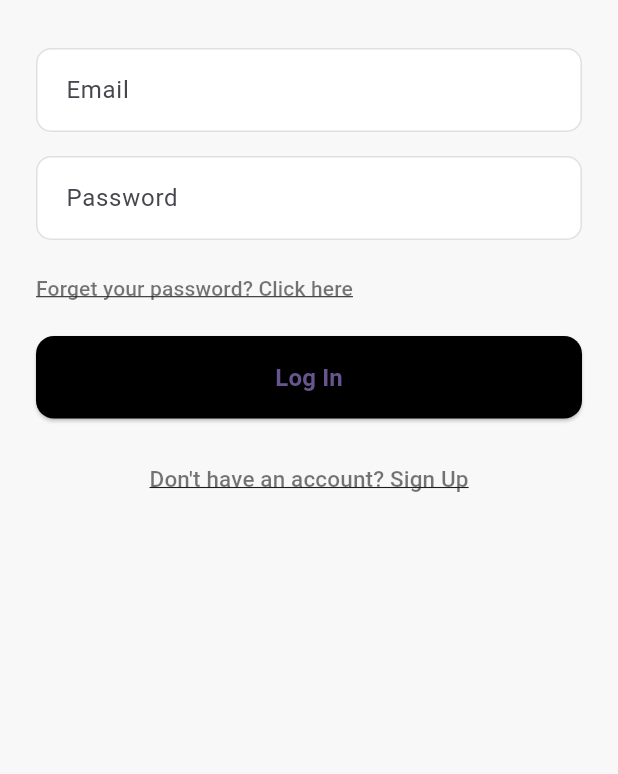
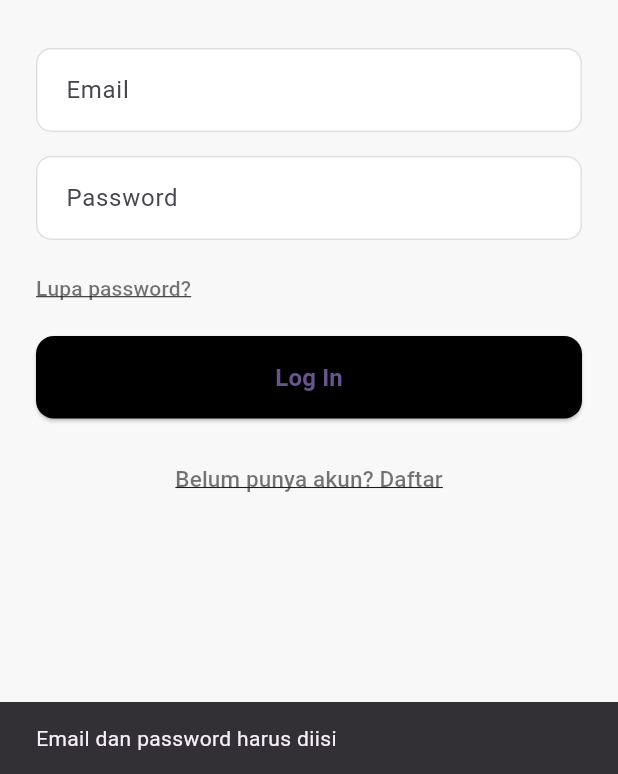
Before and after one commit to RafhiSadipta/Porsiku-Nutrition-Estimation-Tracker, a Flutter app: the LoginPage screen opened directly, after a tap on "Log In", on a phone screen of 412 x 824 dp, the part 462-1236 px from its top. Run offline on Flutter 3.47's test engine with Material 3 defaults, Android fonts, the phone set to English and light mode, and no system bars; our stand-ins replace camera, image_picker, permission_handler; missing offline and left inert: gal.

Commit message:
integrasi login regis

```diff
--- a/porsiku/lib/authentication/login.dart
+++ b/porsiku/lib/authentication/login.dart
@@ -1,8 +1,97 @@
 import 'package:flutter/material.dart';
+import 'package:http/http.dart' as http;
+import 'dart:convert';
+
 import 'signup.dart';
+// import 'homepage.dart'; // Uncomment jika ada halaman HomePage
 
-class LoginPage extends StatelessWidget {
+class LoginPage extends StatefulWidget {
   const LoginPage({super.key});
+
+  @override
+  State<LoginPage> createState() => _LoginPageState();
+}
+
+class _LoginPageState extends State<LoginPage> {
+  final emailController = TextEditingController();
+  final passwordController = TextEditingController();
+  bool isLoading = false;
+
+  Future<void> login() async {
+    final email = emailController.text.trim();
+    final password = passwordController.text.trim();
+
+    if (email.isEmpty || password.isEmpty) {
+      ScaffoldMessenger.of(context).showSnackBar(
+        const SnackBar(content: Text("Email dan password harus diisi")),
+      );
+      return;
+    }
+
+    setState(() {
+      isLoading = true;
+    });
+
+    try {
+      final url = Uri.parse('http://10.0.2.2:8080/api/login');
+      final response = await http.post(
+        url,
+        headers: {'Content-Type': 'application/json'},
+        body: jsonEncode({'email': email, 'password': password}),
+      );
+
+      if (response.statusCode == 200) {
+        final data = jsonDecode(response.body);
+        final token = data['token'];
+
+        ScaffoldMessenger.of(
+          context,
+        ).showSnackBar(const SnackBar(content: Text("Login berhasil!")));
+
+        // TODO: Simpan token ke SharedPreferences
+
+        // Navigasi ke halaman utama setelah login berhasil
+        // Navigator.pushReplacement(
+        //   context,
+        //   MaterialPageRoute(builder: (context) => const HomePage()),
+        // );
+
+        print("Login sukses. Token: $token");
+      } else {
+        final error = jsonDecode(response.body)['error'] ?? "Login gagal";
+        ScaffoldMessenger.of(
+          context,
+        ).showSnackBar(SnackBar(content: Text(error)));
+      }
+    } catch (e) {
+      ScaffoldMessenger.of(context).showSnackBar(
+        const SnackBar(content: Text("Gagal terhubung ke server.")),
+      );
+    } finally {
+      if (mounted) {
+        setState(() {
+          isLoading = false;
+        });
+      }
+    }
+  }
+
+  InputDecoration _inputDecoration(String hint) {
+    return InputDecoration(
+      hintText: hint,
+      filled: true,
+      fillColor: Colors.white,
+      contentPadding: const EdgeInsets.symmetric(vertical: 16, horizontal: 16),
+      border: OutlineInputBorder(
+        borderRadius: BorderRadius.circular(10),
+        borderSide: const BorderSide(color: Colors.black12),
+      ),
+      enabledBorder: OutlineInputBorder(
+        borderRadius: BorderRadius.circular(10),
+        borderSide: const BorderSide(color: Colors.black12),
+      ),
+    );
+  }
 
   @override
   Widget build(BuildContext context) {
@@ -11,10 +100,8 @@ class LoginPage extends StatelessWidget {
       body: SafeArea(
         child: Center(
           child: SingleChildScrollView(
-            child: Padding(
-              padding: const EdgeInsets.symmetric(horizontal: 24.0),
+            padding: const EdgeInsets.symmetric(horizontal: 24),
             child: Column(
-                mainAxisAlignment: MainAxisAlignment.center,
               children: [
                 const SizedBox(height: 80),
                 const Text(
@@ -33,58 +120,27 @@ class LoginPage extends StatelessWidget {
                   textAlign: TextAlign.center,
                 ),
                 const SizedBox(height: 32),
-                  // Email
                 TextField(
-                    decoration: InputDecoration(
-                      hintText: 'Email',
-                      filled: true,
-                      fillColor: Colors.white,
-                      contentPadding: const EdgeInsets.symmetric(
-                        vertical: 16,
-                        horizontal: 16,
-                      ),
-                      border: OutlineInputBorder(
-                        borderRadius: BorderRadius.circular(10),
-                        borderSide: const BorderSide(color: Colors.black12),
-                      ),
-                      enabledBorder: OutlineInputBorder(
-                        borderRadius: BorderRadius.circular(10),
-                        borderSide: const BorderSide(color: Colors.black12),
-                      ),
-                    ),
+                  controller: emailController,
+                  decoration: _inputDecoration('Email'),
+                  keyboardType: TextInputType.emailAddress,
                 ),
                 const SizedBox(height: 16),
-                  // Password
                 TextField(
+                  controller: passwordController,
                   obscureText: true,
-                    decoration: InputDecoration(
-                      hintText: 'Password',
-                      filled: true,
-                      fillColor: Colors.white,
-                      contentPadding: const EdgeInsets.symmetric(
-                        vertical: 16,
-                        horizontal: 16,
-                      ),
-                      border: OutlineInputBorder(
-                        borderRadius: BorderRadius.circular(10),
-                        borderSide: const BorderSide(color: Colors.black12),
-                      ),
-                      enabledBorder: OutlineInputBorder(
-                        borderRadius: BorderRadius.circular(10),
-                        borderSide: const BorderSide(color: Colors.black12),
-                      ),
-                    ),
+                  decoration: _inputDecoration('Password'),
                 ),
                 const SizedBox(height: 8),
                 Align(
                   alignment: Alignment.centerLeft,
                   child: TextButton(
                     onPressed: () {
-                        // TODO: Navigate to forget password
+                      // TODO: Implementasi lupa password
                     },
                     style: TextButton.styleFrom(padding: EdgeInsets.zero),
                     child: const Text(
-                        'Forget your password? Click here',
+                      'Lupa password?',
                       style: TextStyle(
                         color: Colors.black54,
                         decoration: TextDecoration.underline,
@@ -94,10 +150,10 @@ class LoginPage extends StatelessWidget {
                   ),
                 ),
                 const SizedBox(height: 8),
-                  // Log In Button
                 SizedBox(
                   width: double.infinity,
                   child: ElevatedButton(
+                    onPressed: isLoading ? null : login,
                     style: ElevatedButton.styleFrom(
                       backgroundColor: Colors.black,
                       padding: const EdgeInsets.symmetric(vertical: 16),
@@ -105,10 +161,12 @@ class LoginPage extends StatelessWidget {
                         borderRadius: BorderRadius.circular(12),
                       ),
                     ),
-                      onPressed: () {
-                        // TODO: Log in logic
-                      },
-                      child: const Text(
+                    child:
+                        isLoading
+                            ? const CircularProgressIndicator(
+                              color: Colors.white,
+                            )
+                            : const Text(
                               'Log In',
                               style: TextStyle(
                                 fontSize: 16,
@@ -118,17 +176,28 @@ class LoginPage extends StatelessWidget {
                   ),
                 ),
                 const SizedBox(height: 16),
-                  // Don't have an account
                 TextButton(
                   onPressed: () {
+                    // Navigasi ke SignupPage dengan semua parameter required diisi
                     Navigator.of(context).push(
                       MaterialPageRoute(
-                          builder: (context) => const SignupPage(),
+                        builder:
+                            (context) => SignupPage(
+                              gender: '', // contoh dummy data
+                              age: 18, // contoh dummy data
+                              height: 170, // contoh dummy data
+                              weight: 65, // contoh dummy data
+                              goal: 'Maintain Weight', // contoh dummy data
+                              targetWeight: 65, // contoh dummy data
+                              pace: 'Normal', // contoh dummy data
+                              activityLevel: 'Low', // contoh dummy data
+                              reminders: [], // list kosong sebagai default
+                            ),
                       ),
                     );
                   },
                   child: const Text(
-                      "Don't have an account? Sign Up",
+                    "Belum punya akun? Daftar",
                     style: TextStyle(
                       color: Colors.black54,
                       decoration: TextDecoration.underline,
@@ -142,7 +211,6 @@ class LoginPage extends StatelessWidget {
           ),
         ),
       ),
-      ),
     );
   }
 }
--- a/porsiku/pubspec.yaml
+++ b/porsiku/pubspec.yaml
@@ -30,6 +30,7 @@ environment:
 dependencies:
   flutter:
     sdk: flutter
+  http: ^0.13.6
 
   # The following adds the Cupertino Icons font to your application.
   # Use with the CupertinoIcons class for iOS style icons.
```
Also changed, not shown: porsiku/lib/authentication/auth_start.dart (+18 -47 lines), porsiku/lib/authentication/signup.dart (+148 -73 lines), porsiku/lib/onboarding/form.dart (+27 -6 lines), porsiku/lib/onboarding/steps/step_goal.dart (+4 -4 lines), porsiku/pubspec.lock. Lines whose indentation alone changed are shown as unchanged.
